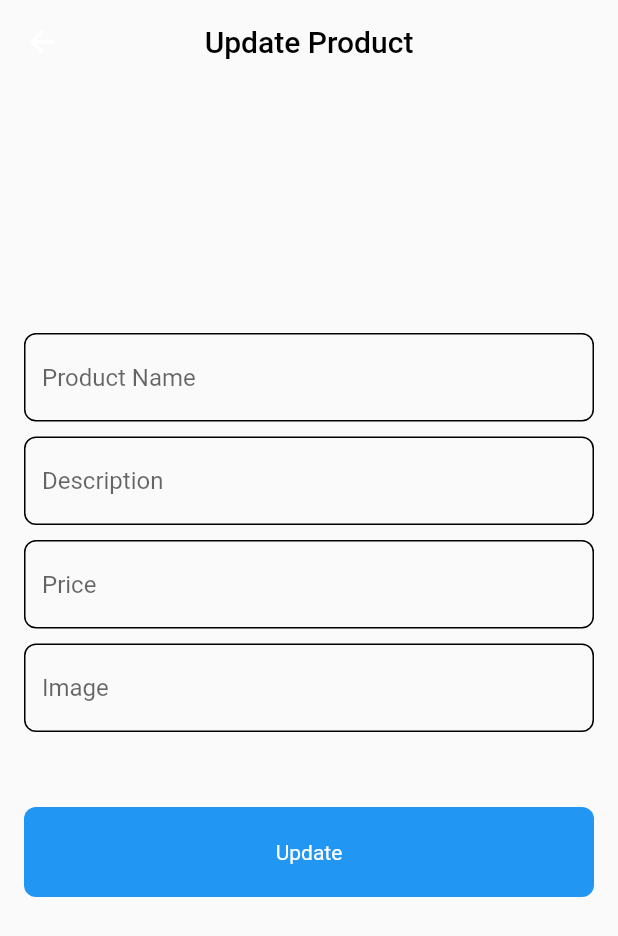
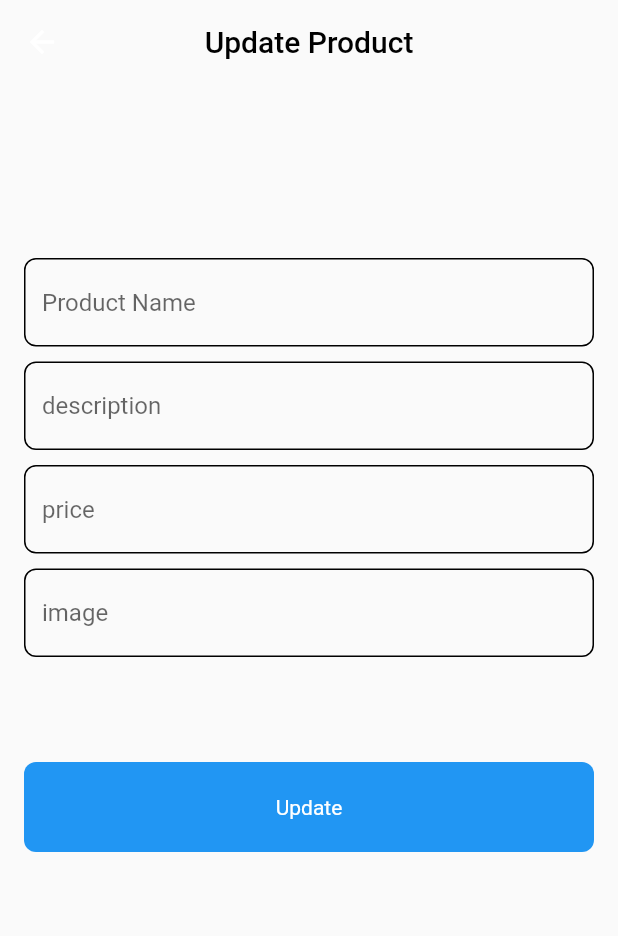
Before and after one commit to ismail-24/store, a Flutter app: the UpdateProductPage screen opened directly with empty values, on a phone screen of 412 x 824 dp. Shown: the top 936 px of the screen. Run offline on Flutter 3.47's test engine with Material 2 defaults, Android fonts, the phone set to English and light mode, and no system bars; drawn by our look-alikes of modal_progress_hud_nsn; our stand-ins replace font_awesome_flutter; network calls fail.

Commit message:
some_update

```diff
--- a/lib/models/product_model.dart
+++ b/lib/models/product_model.dart
@@ -1,33 +1,31 @@
 class ProductModel {
   final dynamic id;
-  final String price;
   final String title;
+  final dynamic price;
   final String description;
+  final String image;
+  final RatingModel? rating;
   final String category;
-  final String image;
-  final RatingModel rating;
-
   ProductModel(
       {required this.id,
+      required this.title,
+      required this.category,
       required this.price,
-      required this.title,
       required this.description,
-      required this.category,
       required this.image,
       required this.rating});
 
   factory ProductModel.fromJson(jsonData) {
     return ProductModel(
-      id: jsonData['id'],
-      price: jsonData['price'].toString(),
-      title: jsonData['title'],
-      description: jsonData['description'],
-      category: jsonData['category'],
-      image: jsonData['image'],
-      rating: RatingModel.fromJson(
-        jsonData['rating'],
-      ),
-    );
+        id: jsonData['id'],
+        title: jsonData['title'],
+        category: jsonData['category'],
+        price: jsonData['price'],
+        description: jsonData['description'],
+        image: jsonData['image'],
+        rating: jsonData['rating'] == null
+            ? null
+            : RatingModel.fromJson(jsonData['rating']));
   }
 }
 
@@ -38,9 +36,6 @@ class RatingModel {
   RatingModel({required this.rate, required this.count});
 
   factory RatingModel.fromJson(jsonData) {
-    return RatingModel(
-      rate: jsonData['rate'],
-      count: jsonData['count'],
-    );
+    return RatingModel(rate: jsonData['rate'], count: jsonData['count']);
   }
 }
--- a/lib/screens/update_product_page.dart
+++ b/lib/screens/update_product_page.dart
@@ -6,17 +6,17 @@ import 'package:store/widgets/custom_button.dart';
 import 'package:store/widgets/custom_text_field.dart';
 
 class UpdateProductPage extends StatefulWidget {
-  UpdateProductPage({super.key});
-  static String id = 'UpdateProductPage';
+  static String id = 'update product';
 
   @override
   State<UpdateProductPage> createState() => _UpdateProductPageState();
 }
 
 class _UpdateProductPageState extends State<UpdateProductPage> {
-  String? productName, desc, image, price;
+  String? productName, desc, image;
+
+  String? price;
   bool isLoading = false;
-
   @override
   Widget build(BuildContext context) {
     ProductModel product =
@@ -39,12 +39,13 @@ class _UpdateProductPageState extends State<UpdateProductPage> {
           padding: const EdgeInsets.all(16),
           child: SingleChildScrollView(
             child: Column(
+              mainAxisAlignment: MainAxisAlignment.center,
               children: [
                 SizedBox(
-                  height: 150,
+                  height: 100,
                 ),
                 CustomTextField(
-                  onChange: (data) {
+                  onChanged: (data) {
                     productName = data;
                   },
                   hintText: 'Product Name',
@@ -53,41 +54,41 @@ class _UpdateProductPageState extends State<UpdateProductPage> {
                   height: 10,
                 ),
                 CustomTextField(
-                  onChange: (data) {
+                  onChanged: (data) {
                     desc = data;
                   },
-                  hintText: 'Description',
+                  hintText: 'description',
                 ),
                 SizedBox(
                   height: 10,
                 ),
                 CustomTextField(
-                  inputType: TextInputType.number,
-                  onChange: (data) {
+                  onChanged: (data) {
                     price = data;
                   },
-                  hintText: 'Price',
+                  hintText: 'price',
+                  inputType: TextInputType.number,
                 ),
                 SizedBox(
                   height: 10,
                 ),
                 CustomTextField(
-                  onChange: (data) {
+                  onChanged: (data) {
                     image = data;
                   },
-                  hintText: 'Image',
+                  hintText: 'image',
                 ),
                 SizedBox(
-                  height: 50,
+                  height: 70,
                 ),
                 CustomButton(
                   text: 'Update',
                   onTap: () async {
                     isLoading = true;
                     setState(() {});
+                    try {
                       await updateProduct(product);
 
-                    try {
                       print('success');
                     } catch (e) {
                       print(e.toString());
@@ -95,7 +96,7 @@ class _UpdateProductPageState extends State<UpdateProductPage> {
                     isLoading = false;
                     setState(() {});
                   },
-                )
+                ),
               ],
             ),
           ),
@@ -111,7 +112,6 @@ class _UpdateProductPageState extends State<UpdateProductPage> {
         price: price == null ? product.price.toString() : price!,
         desc: desc == null ? product.description : desc!,
         image: image == null ? product.image : image!,
-      category: product.category,
-    );
+        category: product.category);
   }
 }
--- a/lib/widgets/custom_text_field.dart
+++ b/lib/widgets/custom_text_field.dart
@@ -6,7 +6,8 @@ class CustomTextField extends StatelessWidget {
       super.key,
       this.hintText,
       this.obscureText = false,
-      this.inputType});
+      this.inputType,
+      required Null Function(dynamic data) onChanged});
   Function(String)? onChange;
   String? hintText;
   TextInputType? inputType;
```
Also changed, not shown: lib/helper/api.dart (+15 -26 lines), lib/services/update_product_service.dart (+7 -7 lines). Lines whose indentation alone changed are shown as unchanged.
